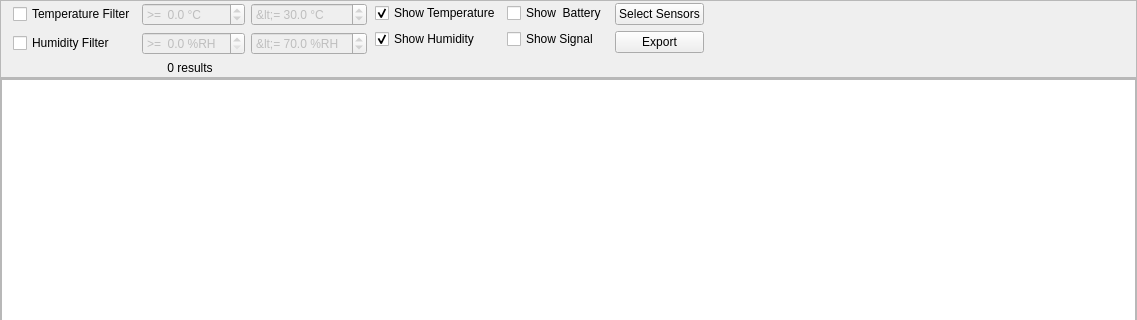
Above: manager/src/MeasurementsWidget.ui from porkmarks/sense before the change; both pictures show x 0 to 1137 and y 0 to 320 of the 1137 by 781 pixel window. Below: the same form after it.
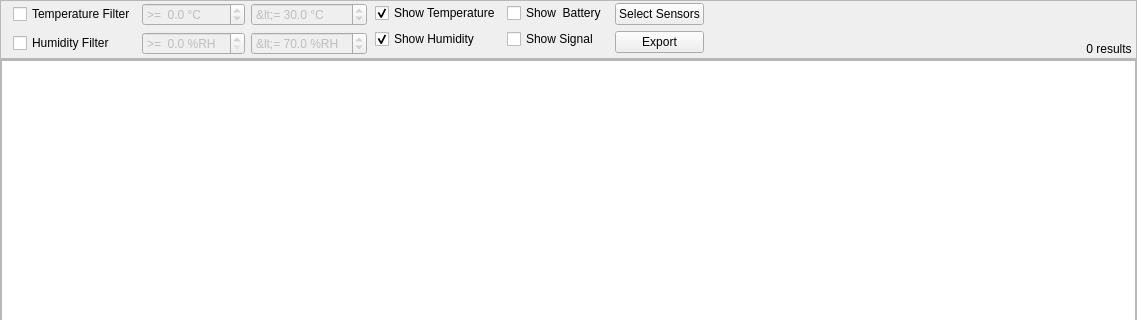
That is the form after the change. Icons and pictures are not drawn. Custom widgets are drawn as their Qt base class.

Commit message: Added new sensor filter widget Saving filter settings Synchronized filter settings between plots and measurements

The edit to the form file:
```diff
--- a/manager/src/MeasurementsWidget.ui
+++ b/manager/src/MeasurementsWidget.ui
@@ -150,16 +150,6 @@
            </property>
           </widget>
          </item>
-         <item row="2" column="1" colspan="3">
-          <widget class="QLabel" name="resultCount">
-           <property name="text">
-            <string>0 results</string>
-           </property>
-           <property name="alignment">
-            <set>Qt::AlignCenter</set>
-           </property>
-          </widget>
-         </item>
          <item row="1" column="3">
           <widget class="QDoubleSpinBox" name="maxHumidity">
            <property name="enabled">
@@ -218,6 +208,19 @@
            </property>
           </widget>
          </item>
+         <item row="2" column="2">
+          <spacer name="verticalSpacer_4">
+           <property name="orientation">
+            <enum>Qt::Vertical</enum>
+           </property>
+           <property name="sizeHint" stdset="0">
+            <size>
+             <width>1</width>
+             <height>1</height>
+            </size>
+           </property>
+          </spacer>
+         </item>
         </layout>
        </widget>
       </item>
@@ -374,6 +377,50 @@
         </property>
        </spacer>
       </item>
+      <item>
+       <widget class="QWidget" name="widget_4" native="true">
+        <layout class="QVBoxLayout" name="verticalLayout_3">
+         <property name="spacing">
+          <number>4</number>
+         </property>
+         <property name="leftMargin">
+          <number>4</number>
+         </property>
+         <property name="topMargin">
+          <number>2</number>
+         </property>
+         <property name="rightMargin">
+          <number>4</number>
+         </property>
+         <property name="bottomMargin">
+          <number>2</number>
+         </property>
+         <item>
+          <spacer name="verticalSpacer_3">
+           <property name="orientation">
+            <enum>Qt::Vertical</enum>
+           </property>
+           <property name="sizeHint" stdset="0">
+            <size>
+             <width>1</width>
+             <height>1</height>
+            </size>
+           </property>
+          </spacer>
+         </item>
+         <item>
+          <widget class="QLabel" name="resultCount">
+           <property name="text">
+            <string>0 results</string>
+           </property>
+           <property name="alignment">
+            <set>Qt::AlignCenter</set>
+           </property>
+          </widget>
+         </item>
+        </layout>
+       </widget>
+      </item>
      </layout>
     </widget>
    </item>
```
The commit also changes 26 other files.
